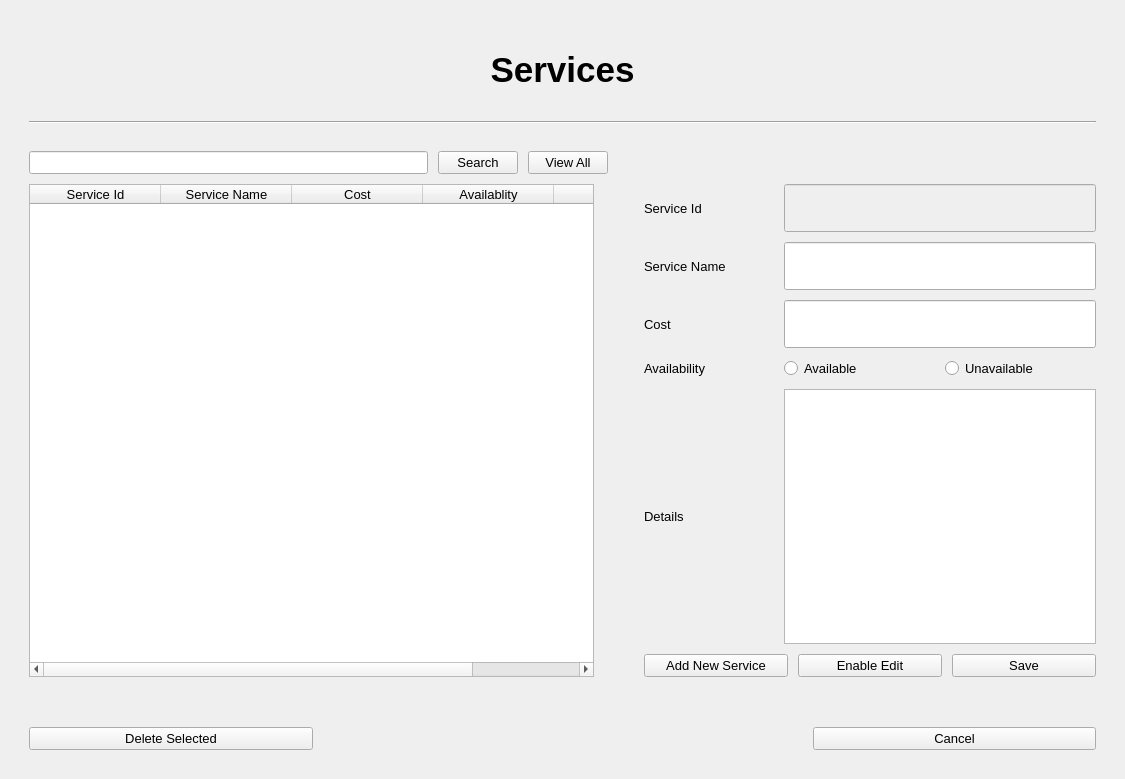
The window that ServiceUI.ui (ASNaeem/Simple-VCMS) describes before a commit, drawn with Qt 5.
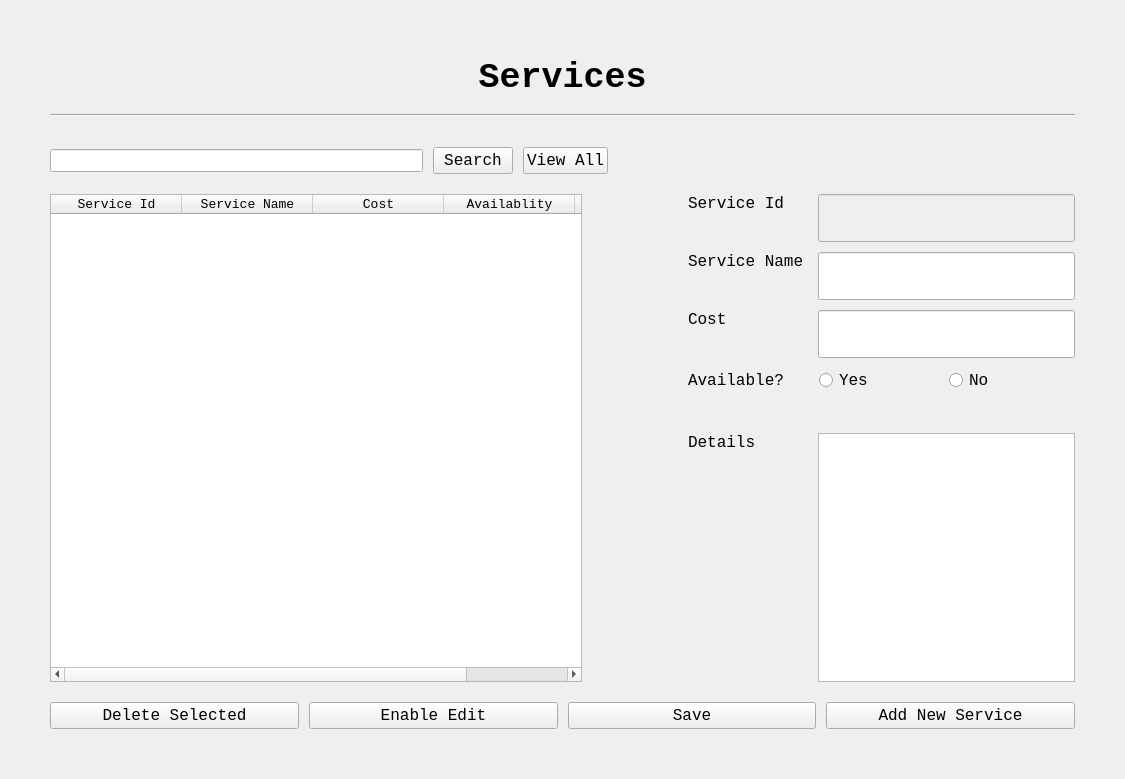
The same window after the commit.

Commit message: AnimalUI, ServiceUI

Diff of the .ui file:
```diff
--- a/ServiceUI.ui
+++ b/ServiceUI.ui
@@ -19,40 +19,60 @@
    <string>MainWindow</string>
   </property>
   <widget class="QWidget" name="centralwidget">
-   <layout class="QVBoxLayout" name="verticalLayout_3">
+   <layout class="QVBoxLayout" name="verticalLayout_4">
+    <property name="spacing">
+     <number>10</number>
+    </property>
+    <property name="leftMargin">
+     <number>20</number>
+    </property>
+    <property name="topMargin">
+     <number>20</number>
+    </property>
+    <property name="rightMargin">
+     <number>20</number>
+    </property>
+    <property name="bottomMargin">
+     <number>20</number>
+    </property>
     <item>
-     <layout class="QVBoxLayout" name="verticalLayout_2" stretch="10,0,2,0,60,0,20">
+     <layout class="QVBoxLayout" name="verticalLayout_3" stretch="10,0,10,90,10">
       <property name="spacing">
        <number>10</number>
       </property>
       <property name="leftMargin">
-       <number>20</number>
+       <number>30</number>
       </property>
       <property name="topMargin">
-       <number>20</number>
+       <number>30</number>
       </property>
       <property name="rightMargin">
-       <number>20</number>
+       <number>30</number>
       </property>
       <property name="bottomMargin">
-       <number>20</number>
+       <number>30</number>
       </property>
       <item>
-       <widget class="QLabel" name="ServiceLebel1">
-        <property name="font">
-         <font>
-          <pointsize>26</pointsize>
-          <weight>75</weight>
-          <bold>true</bold>
-         </font>
-        </property>
-        <property name="text">
-         <string>Services</string>
-        </property>
-        <property name="alignment">
-         <set>Qt::AlignCenter</set>
-        </property>
-       </widget>
+       <layout class="QVBoxLayout" name="verticalLayout">
+        <item>
+         <widget class="QLabel" name="ServiceLebel1">
+          <property name="font">
+           <font>
+            <family>Courier New</family>
+            <pointsize>26</pointsize>
+            <weight>75</weight>
+            <bold>true</bold>
+           </font>
+          </property>
+          <property name="text">
+           <string>Services</string>
+          </property>
+          <property name="alignment">
+           <set>Qt::AlignCenter</set>
+          </property>
+         </widget>
+        </item>
+       </layout>
       </item>
       <item>
        <widget class="Line" name="line">
@@ -62,21 +82,17 @@
        </widget>
       </item>
       <item>
-       <spacer name="verticalSpacer">
-        <property name="orientation">
-         <enum>Qt::Vertical</enum>
+       <layout class="QHBoxLayout" name="horizontalLayout" stretch="40,5,5,50">
+        <property name="topMargin">
+         <number>20</number>
         </property>
-        <property name="sizeHint" stdset="0">
-         <size>
-          <width>20</width>
-          <height>40</height>
-         </size>
+        <property name="rightMargin">
+         <number>0</number>
         </property>
-       </spacer>
-      </item>
-      <item>
-       <layout class="QGridLayout" name="gridLayout_9" columnstretch="45,0,0,0,55">
-        <item row="1" column="0">
+        <property name="bottomMargin">
+         <number>10</number>
+        </property>
+        <item>
          <widget class="QLineEdit" name="line_service_search">
           <property name="font">
            <font>
@@ -85,39 +101,12 @@
           </property>
          </widget>
         </item>
-        <item row="1" column="4">
-         <spacer name="horizontalSpacer_3">
-          <property name="orientation">
-           <enum>Qt::Horizontal</enum>
-          </property>
-          <property name="sizeHint" stdset="0">
-           <size>
-            <width>40</width>
-            <height>20</height>
-           </size>
-          </property>
-         </spacer>
-        </item>
-        <item row="1" column="3">
-         <widget class="QPushButton" name="button_service_view_all">
-          <property name="font">
-           <font>
-            <pointsize>10</pointsize>
-           </font>
-          </property>
-          <property name="cursor">
-           <cursorShape>PointingHandCursor</cursorShape>
-          </property>
-          <property name="text">
-           <string>View All</string>
-          </property>
-         </widget>
-        </item>
-        <item row="1" column="2">
+        <item>
          <widget class="QPushButton" name="button_service_search">
           <property name="font">
            <font>
-            <pointsize>10</pointsize>
+            <family>Courier New</family>
+            <pointsize>12</pointsize>
            </font>
           </property>
           <property name="cursor">
@@ -128,10 +117,39 @@
           </property>
          </widget>
         </item>
+        <item>
+         <widget class="QPushButton" name="button_service_view_all">
+          <property name="font">
+           <font>
+            <family>Courier New</family>
+            <pointsize>12</pointsize>
+           </font>
+          </property>
+          <property name="cursor">
+           <cursorShape>PointingHandCursor</cursorShape>
+          </property>
+          <property name="text">
+           <string>View All</string>
+          </property>
+         </widget>
+        </item>
+        <item>
+         <spacer name="horizontalSpacer_3">
+          <property name="orientation">
+           <enum>Qt::Horizontal</enum>
+          </property>
+          <property name="sizeHint" stdset="0">
+           <size>
+            <width>40</width>
+            <height>20</height>
+           </size>
+          </property>
+         </spacer>
+        </item>
        </layout>
       </item>
       <item>
-       <layout class="QHBoxLayout" name="horizontalLayout_3" stretch="50,0,40">
+       <layout class="QHBoxLayout" name="horizontalLayout_7" stretch="55,10,40">
         <item>
          <widget class="QTableWidget" name="table_service">
           <property name="minimumSize">
@@ -140,6 +158,12 @@
             <height>0</height>
            </size>
           </property>
+          <property name="font">
+           <font>
+            <family>Courier New</family>
+            <pointsize>12</pointsize>
+           </font>
+          </property>
           <attribute name="horizontalHeaderDefaultSectionSize">
            <number>131</number>
           </attribute>
@@ -209,148 +233,149 @@
          </spacer>
         </item>
         <item>
-         <layout class="QVBoxLayout" name="verticalLayout">
+         <layout class="QVBoxLayout" name="verticalLayout_2">
           <item>
-           <layout class="QGridLayout" name="gridLayout">
-            <item row="1" column="1" colspan="2">
-             <widget class="QLineEdit" name="line_service_name"/>
-            </item>
-            <item row="4" column="1" colspan="2">
-             <widget class="QPlainTextEdit" name="pte_service_details"/>
-            </item>
-            <item row="2" column="0">
-             <widget class="QLabel" name="CostLebel">
+           <layout class="QHBoxLayout" name="horizontalLayout_2" stretch="30,64">
+            <item>
+             <widget class="QLabel" name="ServiceIdLebel">
               <property name="font">
                <font>
-                <pointsize>10</pointsize>
+                <family>Courier New</family>
+                <pointsize>12</pointsize>
                </font>
               </property>
               <property name="text">
-               <string>Cost</string>
+               <string>Service Id</string>
+              </property>
+              <property name="alignment">
+               <set>Qt::AlignLeading|Qt::AlignLeft|Qt::AlignTop</set>
               </property>
              </widget>
             </item>
-            <item row="0" column="1" colspan="2">
+            <item>
              <widget class="QLineEdit" name="line_service_id">
               <property name="enabled">
                <bool>false</bool>
               </property>
              </widget>
             </item>
-            <item row="2" column="1" colspan="2">
-             <widget class="QLineEdit" name="line_service_cost"/>
-            </item>
-            <item row="4" column="0">
-             <widget class="QLabel" name="DetailsLebel">
-              <property name="font">
-               <font>
-                <pointsize>10</pointsize>
-               </font>
-              </property>
-              <property name="text">
-               <string>Details</string>
-              </property>
-             </widget>
-            </item>
-            <item row="3" column="2">
-             <widget class="QRadioButton" name="rb_service_unavailable">
-              <property name="font">
-               <font>
-                <pointsize>10</pointsize>
-               </font>
-              </property>
-              <property name="text">
-               <string>Unavailable</string>
-              </property>
-             </widget>
-            </item>
-            <item row="1" column="0">
+           </layout>
+          </item>
+          <item>
+           <layout class="QHBoxLayout" name="horizontalLayout_3" stretch="30,64">
+            <item>
              <widget class="QLabel" name="ServiceNameLebel">
               <property name="font">
                <font>
-                <pointsize>10</pointsize>
+                <family>Courier New</family>
+                <pointsize>12</pointsize>
                </font>
               </property>
               <property name="text">
                <string>Service Name</string>
               </property>
-             </widget>
-            </item>
-            <item row="3" column="1">
-             <widget class="QRadioButton" name="rb_service_available">
-              <property name="font">
-               <font>
-                <pointsize>10</pointsize>
-               </font>
+              <property name="alignment">
+               <set>Qt::AlignLeading|Qt::AlignLeft|Qt::AlignTop</set>
               </property>
-              <property name="text">
-               <string>Available</string>
-              </property>
              </widget>
             </item>
-            <item row="0" column="0">
-             <widget class="QLabel" name="ServiceIdLebel">
+            <item>
+             <widget class="QLineEdit" name="line_service_name"/>
+            </item>
+           </layout>
+          </item>
+          <item>
+           <layout class="QHBoxLayout" name="horizontalLayout_4" stretch="30,64">
+            <item>
+             <widget class="QLabel" name="CostLebel">
               <property name="font">
                <font>
-                <pointsize>10</pointsize>
+                <family>Courier New</family>
+                <pointsize>12</pointsize>
                </font>
               </property>
               <property name="text">
-               <string>Service Id</string>
+               <string>Cost</string>
               </property>
+              <property name="alignment">
+               <set>Qt::AlignLeading|Qt::AlignLeft|Qt::AlignTop</set>
+              </property>
              </widget>
             </item>
-            <item row="3" column="0">
+            <item>
+             <widget class="QLineEdit" name="line_service_cost"/>
+            </item>
+           </layout>
+          </item>
+          <item>
+           <layout class="QHBoxLayout" name="horizontalLayout_5">
+            <property name="rightMargin">
+             <number>5</number>
+            </property>
+            <property name="bottomMargin">
+             <number>30</number>
+            </property>
+            <item>
              <widget class="QLabel" name="AvailabilityLebel">
               <property name="font">
                <font>
-                <pointsize>10</pointsize>
+                <family>Courier New</family>
+                <pointsize>12</pointsize>
                </font>
               </property>
               <property name="text">
-               <string>Availability</string>
+               <string>Available?</string>
+              </property>
+             </widget>
+            </item>
+            <item>
+             <widget class="QRadioButton" name="rb_service_available">
+              <property name="font">
+               <font>
+                <family>Courier New</family>
+                <pointsize>12</pointsize>
+               </font>
+              </property>
+              <property name="text">
+               <string>Yes</string>
+              </property>
+             </widget>
+            </item>
+            <item>
+             <widget class="QRadioButton" name="rb_service_unavailable">
+              <property name="font">
+               <font>
+                <family>Courier New</family>
+                <pointsize>12</pointsize>
+               </font>
+              </property>
+              <property name="text">
+               <string>No</string>
               </property>
              </widget>
             </item>
            </layout>
           </item>
           <item>
-           <layout class="QHBoxLayout" name="horizontalLayout">
+           <layout class="QHBoxLayout" name="horizontalLayout_6" stretch="30,64">
             <item>
-             <widget class="QPushButton" name="button_service_add">
+             <widget class="QLabel" name="DetailsLebel">
               <property name="font">
                <font>
-                <pointsize>10</pointsize>
+                <family>Courier New</family>
+                <pointsize>12</pointsize>
                </font>
               </property>
               <property name="text">
-               <string>Add New Service</string>
+               <string>Details</string>
               </property>
-             </widget>
-            </item>
-            <item>
-             <widget class="QPushButton" name="button_service_edit">
-              <property name="font">
-               <font>
-                <pointsize>10</pointsize>
-               </font>
+              <property name="alignment">
+               <set>Qt::AlignLeading|Qt::AlignLeft|Qt::AlignTop</set>
               </property>
-              <property name="text">
-               <string>Enable Edit</string>
-              </property>
              </widget>
             </item>
             <item>
-             <widget class="QPushButton" name="button_service_save">
-              <property name="font">
-               <font>
-                <pointsize>10</pointsize>
-               </font>
-              </property>
-              <property name="text">
-               <string>Save</string>
-              </property>
-             </widget>
+             <widget class="QPlainTextEdit" name="pte_service_details"/>
             </item>
            </layout>
           </item>
@@ -359,28 +384,19 @@
        </layout>
       </item>
       <item>
-       <spacer name="verticalSpacer_2">
-        <property name="orientation">
-         <enum>Qt::Vertical</enum>
-        </property>
-        <property name="sizeHint" stdset="0">
-         <size>
-          <width>20</width>
-          <height>40</height>
-         </size>
-        </property>
-       </spacer>
-      </item>
-      <item>
-       <layout class="QHBoxLayout" name="horizontalLayout_2">
+       <layout class="QHBoxLayout" name="horizontalLayout_8">
         <property name="spacing">
-         <number>500</number>
+         <number>10</number>
+        </property>
+        <property name="topMargin">
+         <number>10</number>
         </property>
         <item>
          <widget class="QPushButton" name="button_service_delete">
           <property name="font">
            <font>
-            <pointsize>10</pointsize>
+            <family>Courier New</family>
+            <pointsize>12</pointsize>
            </font>
           </property>
           <property name="text">
@@ -392,11 +408,38 @@
          <widget class="QPushButton" name="button_service_cancel">
           <property name="font">
            <font>
-            <pointsize>10</pointsize>
+            <family>Courier New</family>
+            <pointsize>12</pointsize>
            </font>
           </property>
           <property name="text">
-           <string>Cancel</string>
+           <string>Enable Edit</string>
+          </property>
+         </widget>
+        </item>
+        <item>
+         <widget class="QPushButton" name="button_service_save">
+          <property name="font">
+           <font>
+            <family>Courier New</family>
+            <pointsize>12</pointsize>
+           </font>
+          </property>
+          <property name="text">
+           <string>Save</string>
+          </property>
+         </widget>
+        </item>
+        <item>
+         <widget class="QPushButton" name="button_service_add">
+          <property name="font">
+           <font>
+            <family>Courier New</family>
+            <pointsize>12</pointsize>
+           </font>
+          </property>
+          <property name="text">
+           <string>Add New Service</string>
           </property>
          </widget>
         </item>
```
The commit also changes 1 other file.
